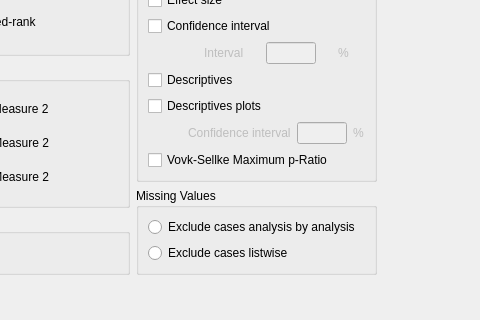
Before: the Qt Designer form JASP-Desktop/analysisforms/ttestpairedsamplesform.ui in jasp-stats/jasp-desktop, drawn with Qt 5; both pictures show x 121 to 601 and y 294 to 614 of the 779 by 800 pixel window.
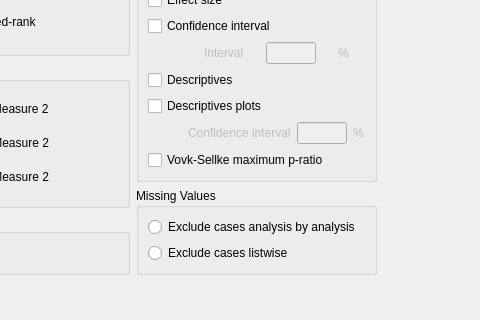
After: the same form once the commit is applied. Custom widgets are drawn as their Qt base class.

The edit to the form file:
```diff
--- a/JASP-Desktop/analysisforms/ttestpairedsamplesform.ui
+++ b/JASP-Desktop/analysisforms/ttestpairedsamplesform.ui
@@ -393,7 +393,7 @@
             </sizepolicy>
            </property>
            <property name="text">
-            <string>Vovk-Sellke Maximum p-Ratio</string>
+            <string>Vovk-Sellke maximum p-ratio</string>
            </property>
           </widget>
          </item>
```
